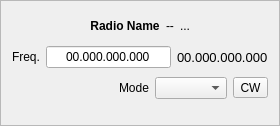
Old version of the form mqt/MqtLogger/rigcontrolframe.ui in the repository zsteva/backup-minos2.
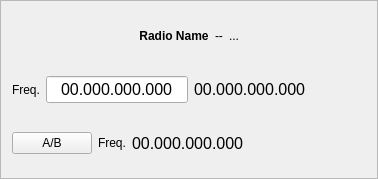
New version of the form.

Diff of the .ui file:
```diff
--- a/mqt/MqtLogger/rigcontrolframe.ui
+++ b/mqt/MqtLogger/rigcontrolframe.ui
@@ -6,8 +6,8 @@
    <rect>
     <x>0</x>
     <y>0</y>
-    <width>280</width>
-    <height>126</height>
+    <width>378</width>
+    <height>179</height>
    </rect>
   </property>
   <property name="windowTitle">
@@ -19,7 +19,7 @@
   <property name="frameShadow">
    <enum>QFrame::Raised</enum>
   </property>
-  <layout class="QHBoxLayout" name="horizontalLayout_3">
+  <layout class="QHBoxLayout" name="horizontalLayout">
    <item>
     <layout class="QVBoxLayout" name="verticalLayout">
      <item>
@@ -101,7 +101,12 @@
         </widget>
        </item>
        <item>
-        <widget class="QLineEdit" name="freqInput">
+        <widget class="QLineEdit" name="freqInputA">
+         <property name="font">
+          <font>
+           <pointsize>12</pointsize>
+          </font>
+         </property>
          <property name="inputMask">
           <string>99.999.999.999</string>
          </property>
@@ -117,7 +122,7 @@
         <widget class="QLabel" name="freqDisplay">
          <property name="font">
           <font>
-           <pointsize>10</pointsize>
+           <pointsize>12</pointsize>
           </font>
          </property>
          <property name="text">
@@ -125,10 +130,6 @@
          </property>
         </widget>
        </item>
-      </layout>
-     </item>
-     <item>
-      <layout class="QHBoxLayout" name="horizontalLayout">
        <item>
         <spacer name="horizontalSpacer_3">
          <property name="orientation">
@@ -136,50 +137,65 @@
          </property>
          <property name="sizeHint" stdset="0">
           <size>
-           <width>78</width>
-           <height>28</height>
+           <width>40</width>
+           <height>20</height>
           </size>
          </property>
         </spacer>
        </item>
-       <item>
-        <widget class="QLabel" name="ModeLabel">
-         <property name="text">
-          <string>Mode</string>
-         </property>
-        </widget>
-       </item>
-       <item>
-        <widget class="QComboBox" name="ModeComboBoxGJV">
-         <property name="focusPolicy">
-          <enum>Qt::ClickFocus</enum>
-         </property>
-        </widget>
-       </item>
-       <item>
-        <widget class="QToolButton" name="ModeButton">
-         <property name="focusPolicy">
-          <enum>Qt::ClickFocus</enum>
-         </property>
-         <property name="text">
-          <string>CW</string>
-         </property>
-        </widget>
-       </item>
       </layout>
      </item>
      <item>
-      <spacer name="verticalSpacer">
-       <property name="orientation">
-        <enum>Qt::Vertical</enum>
-       </property>
-       <property name="sizeHint" stdset="0">
-        <size>
-         <width>20</width>
-         <height>13</height>
-        </size>
-       </property>
-      </spacer>
+      <layout class="QHBoxLayout" name="horizontalLayout_5">
+       <item>
+        <widget class="QPushButton" name="VFOABpushbut">
+         <property name="text">
+          <string>A/B</string>
+         </property>
+        </widget>
+       </item>
+       <item>
+        <widget class="QLabel" name="freqlblB">
+         <property name="font">
+          <font>
+           <weight>50</weight>
+           <bold>false</bold>
+          </font>
+         </property>
+         <property name="text">
+          <string>Freq.</string>
+         </property>
+         <property name="alignment">
+          <set>Qt::AlignCenter</set>
+         </property>
+        </widget>
+       </item>
+       <item>
+        <widget class="QLabel" name="freqDispVFOB">
+         <property name="font">
+          <font>
+           <pointsize>12</pointsize>
+          </font>
+         </property>
+         <property name="text">
+          <string>00.000.000.000</string>
+         </property>
+        </widget>
+       </item>
+       <item>
+        <spacer name="horizontalSpacer">
+         <property name="orientation">
+          <enum>Qt::Horizontal</enum>
+         </property>
+         <property name="sizeHint" stdset="0">
+          <size>
+           <width>40</width>
+           <height>20</height>
+          </size>
+         </property>
+        </spacer>
+       </item>
+      </layout>
      </item>
     </layout>
    </item>
```
Left out of the diff: 4 changed lines with no effect on the pictures.
